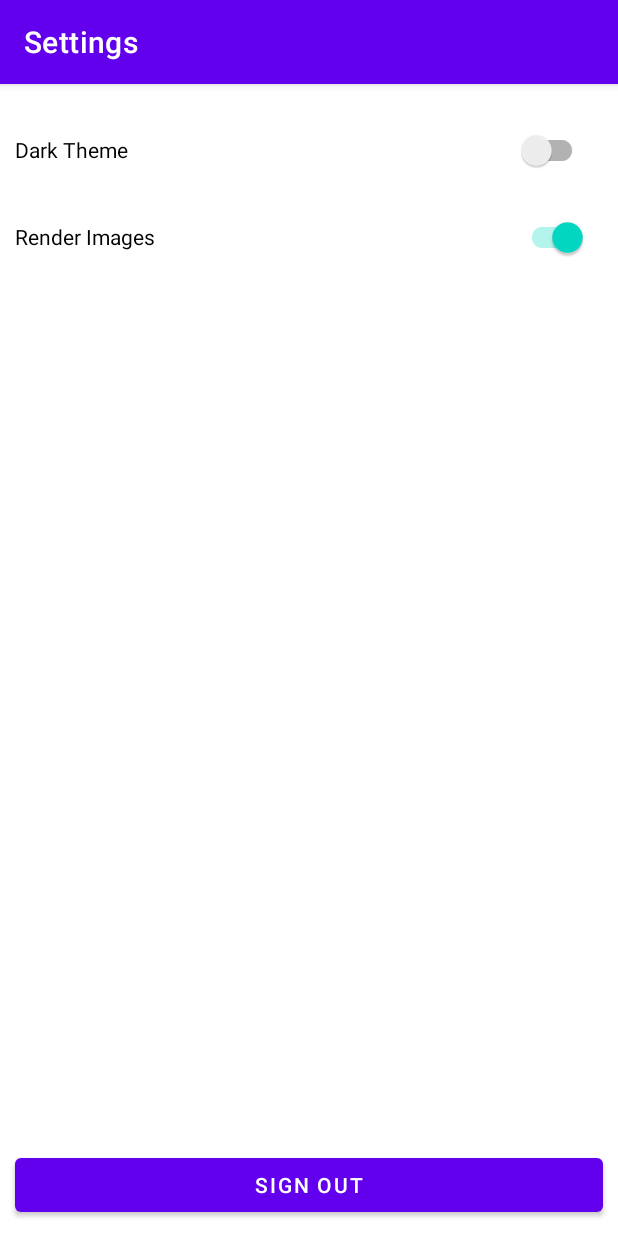
After one commit to somaigaurav333/Awarify, an Android app: the Settings screen opened directly, with no data from a screen before it, on a phone screen of 412 x 824 dp. The commit adds this screen. Run offline under Robolectric (Android 15) with nearby library versions, the phone set to English and light mode, and no system bars; our stand-ins replace Firebase (no records; nobody signed in at launch, a user with empty details on screens opened directly).

Commit message:
settings activity created

```diff
--- a/app/src/main/java/com/example/networkingpr/DetailActivity.kt
+++ b/app/src/main/java/com/example/networkingpr/DetailActivity.kt
@@ -23,6 +23,9 @@ class DetailActivity : AppCompatActivity() {
     override fun onCreate(savedInstanceState: Bundle?) {
         super.onCreate(savedInstanceState)
         setContentView(R.layout.activity_detail)
+
+
+        supportActionBar!!.hide()
 
         if (savedInstanceState == null) {
             val url = intent.getStringExtra("URL")
--- /dev/null
+++ b/app/src/main/java/com/example/networkingpr/Settings.kt
@@ -0,0 +1,70 @@
+package com.example.networkingpr
+
+import android.content.Context
+import android.content.Intent
+import android.content.SharedPreferences
+import androidx.appcompat.app.AppCompatActivity
+import android.os.Bundle
+import android.widget.Button
+import android.widget.Switch
+import androidx.appcompat.app.AppCompatDelegate
+import androidx.appcompat.widget.SwitchCompat
+import com.google.firebase.auth.FirebaseAuth
+
+class Settings : AppCompatActivity() {
+    override fun onCreate(savedInstanceState: Bundle?) {
+        super.onCreate(savedInstanceState)
+        setContentView(R.layout.activity_settings)
+
+        supportActionBar?.title = "Settings"
+
+        val userPreferences =
+            getSharedPreferences(getString(R.string.userpref), Context.MODE_PRIVATE)
+        val userPreferencesEditor: SharedPreferences.Editor = userPreferences.edit()
+
+        val darkthemetoggle: SwitchCompat = findViewById(R.id.darkthemetoggle)
+        darkthemetoggle.isChecked = global.darktheme
+
+        darkthemetoggle.setOnCheckedChangeListener { _, _ ->
+            global.darktheme = !global.darktheme
+            if (global.darktheme) {
+                userPreferencesEditor.putBoolean("darktheme", true)
+                userPreferencesEditor.apply()
+                AppCompatDelegate.setDefaultNightMode(AppCompatDelegate.MODE_NIGHT_YES)
+            } else {
+                userPreferencesEditor.putBoolean("darktheme", false)
+                userPreferencesEditor.apply()
+                AppCompatDelegate.setDefaultNightMode(AppCompatDelegate.MODE_NIGHT_NO)
+            }
+        }
+
+        val renderimagestoggle: SwitchCompat = findViewById(R.id.renderimagestoggle)
+        renderimagestoggle.isChecked = global.renderimages
+
+        renderimagestoggle.setOnCheckedChangeListener { _, _ ->
+            global.renderimages = !global.renderimages
+            renderimagestoggle.isChecked = global.renderimages
+            userPreferencesEditor.putBoolean("renderimages", global.renderimages)
+            userPreferencesEditor.apply()
+        }
+
+
+
+        val signoutbtn : Button = findViewById(R.id.signout)
+
+        signoutbtn.setOnClickListener {
+            FirebaseAuth.getInstance().signOut()
+            val intent = Intent(this, Login::class.java)
+
+            startActivity(intent)
+            val finishMainActivity = Intent("finish_main_activity")
+            sendBroadcast(finishMainActivity)
+            finish()
+        }
+
+
+
+
+
+        }
+}
--- /dev/null
+++ b/app/src/main/res/layout/activity_settings.xml
@@ -0,0 +1,46 @@
+<?xml version="1.0" encoding="utf-8"?>
+<androidx.constraintlayout.widget.ConstraintLayout xmlns:android="http://schemas.android.com/apk/res/android"
+    xmlns:app="http://schemas.android.com/apk/res-auto"
+    xmlns:tools="http://schemas.android.com/tools"
+    android:layout_width="match_parent"
+    android:layout_height="match_parent"
+    tools:context=".Settings">
+
+    <Button
+        android:id="@+id/signout"
+        android:layout_width="match_parent"
+        android:layout_height="wrap_content"
+        android:layout_marginStart="10dp"
+        android:layout_marginEnd="10dp"
+        android:layout_marginBottom="10dp"
+        android:text="@string/Signout"
+        app:layout_constraintBottom_toBottomOf="parent"
+        app:layout_constraintEnd_toEndOf="parent"
+        app:layout_constraintStart_toStartOf="parent" />
+
+    <LinearLayout
+        android:layout_width="match_parent"
+        android:layout_height="match_parent"
+        android:layout_marginEnd="20dp"
+        android:orientation="vertical"
+        app:layout_constraintEnd_toEndOf="parent">
+
+        <androidx.appcompat.widget.SwitchCompat
+            android:id="@+id/darkthemetoggle"
+            android:layout_width="match_parent"
+            android:layout_height="wrap_content"
+            android:layout_marginStart="10dp"
+            android:layout_marginTop="20dp"
+            android:text="@string/dark_theme" />
+
+        <androidx.appcompat.widget.SwitchCompat
+            android:id="@+id/renderimagestoggle"
+            android:layout_width="match_parent"
+            android:layout_height="wrap_content"
+            android:layout_marginStart="10dp"
+            android:layout_marginTop="10dp"
+            android:text="@string/render_images" />
+
+    </LinearLayout>
+
+</androidx.constraintlayout.widget.ConstraintLayout>
```
Also changed, not shown: app/src/main/AndroidManifest.xml (+12 -6 lines), app/src/main/java/com/example/networkingpr/MainActivity.kt (+20 -32 lines), app/src/main/java/com/example/networkingpr/UserProfileFragment.kt (+4 -20 lines), app/src/main/res/layout/fragment_user_profile.xml (+0 -8 lines), app/src/main/res/menu/sidebar.xml (+0 -12 lines).
